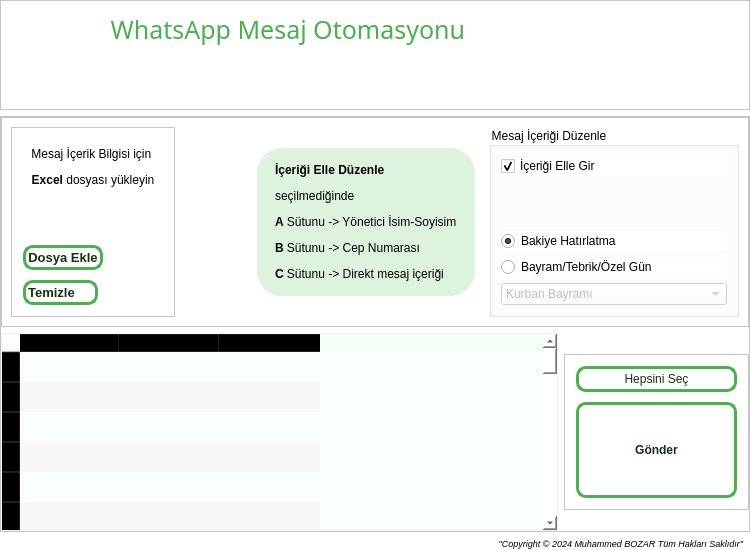
mami33/dcSoft, file whatsApp/form.ui: the form before one commit.
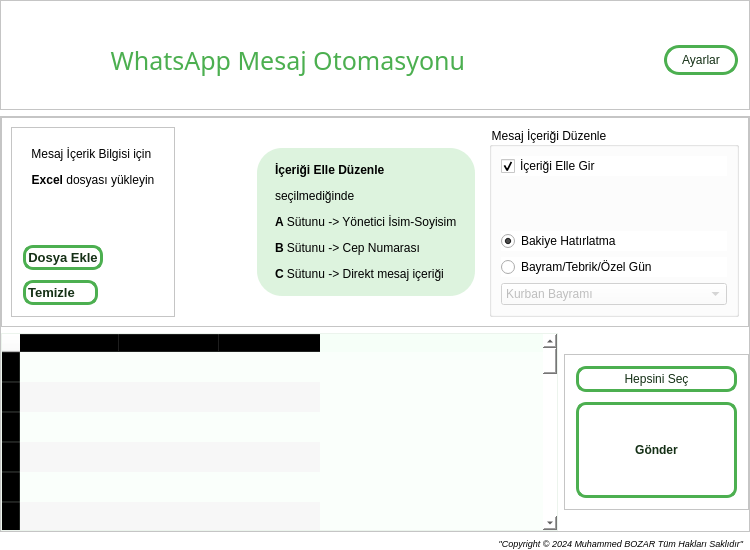
The form after the commit. Icons and pictures are not drawn.

```diff
--- a/whatsApp/form.ui
+++ b/whatsApp/form.ui
@@ -100,7 +100,7 @@
          </property>
         </widget>
        </item>
-       <item alignment="Qt::AlignLeft|Qt::AlignTop">
+       <item>
         <widget class="QLabel" name="label_2">
          <property name="font">
           <font>
@@ -125,7 +125,39 @@
           <enum>Qt::MarkdownText</enum>
          </property>
          <property name="alignment">
-          <set>Qt::AlignRight|Qt::AlignTrailing|Qt::AlignVCenter</set>
+          <set>Qt::AlignmentFlag::AlignRight|Qt::AlignmentFlag::AlignTrailing|Qt::AlignmentFlag::AlignVCenter</set>
+         </property>
+        </widget>
+       </item>
+       <item alignment="Qt::AlignmentFlag::AlignRight">
+        <widget class="QPushButton" name="settings_btn">
+         <property name="styleSheet">
+          <string notr="true">QPushButton{
+	background-color: rgba(255, 255, 255, 0);
+	border:3px solid;
+border-radius:15px;
+	border-color:rgb(76, 175, 80);
+color: rgb(21, 48, 22);
+margin:2px;
+padding-left:15px;
+padding-right:15px;
+padding-top:5px;
+padding-bottom:5px;
+	
+}
+QPushButton::pressed{
+	background-color: rgba(255, 255, 255, 50);
+	border-radius:10px;
+	border:3px solid
+	
+}</string>
+         </property>
+         <property name="text">
+          <string>Ayarlar</string>
+         </property>
+         <property name="icon">
+          <iconset resource="res.qrc">
+           <normaloff>:/picon/settings.svg</normaloff>:/picon/settings.svg</iconset>
          </property>
         </widget>
        </item>
```
Left out of the diff: 50 changed lines with no effect on the pictures.
